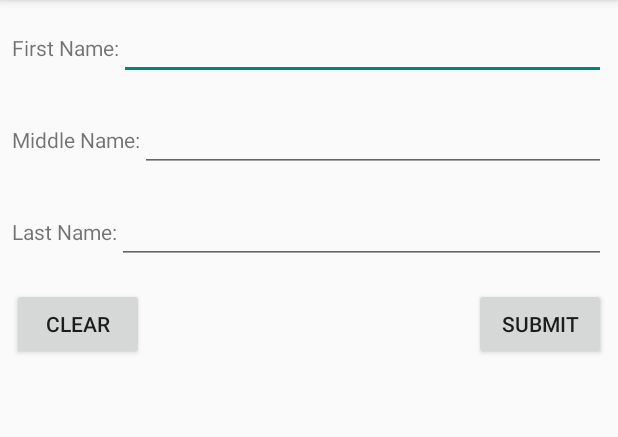
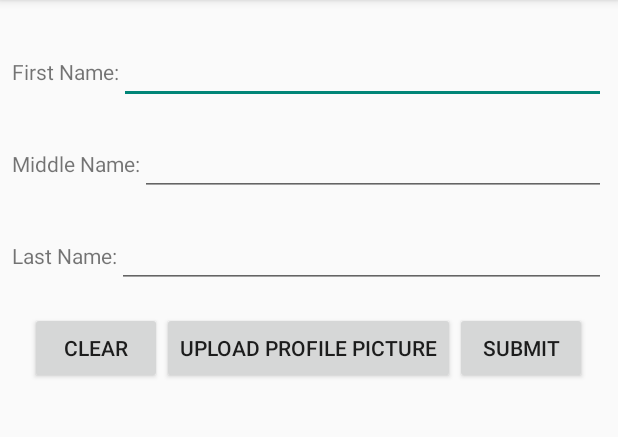
Before and after one commit to NMontella438/CS4530, an Android app: the screen it shows after launch (MainActivity), after a tap on "SUBMIT", on a phone screen of 412 x 824 dp, the part 84-521 px from its top. Run offline under Robolectric (Android 15) with nearby library versions, the phone set to English and light mode, and no system bars.

Commit message:
Added second activity and all information gathering works

```diff
--- a/app/src/main/java/com/nmontella/app1/MainActivity.kt
+++ b/app/src/main/java/com/nmontella/app1/MainActivity.kt
@@ -1,12 +1,15 @@
 package com.nmontella.app1
 
+import android.content.ActivityNotFoundException
+import android.content.Intent
+import android.graphics.Bitmap
+import android.os.Build
 import androidx.appcompat.app.AppCompatActivity
 import android.os.Bundle
-import android.text.Editable
+import android.provider.MediaStore
 import android.view.View
-import android.widget.Button
-import android.widget.EditText
-import android.widget.TextView
+import android.widget.*
+import androidx.activity.result.contract.ActivityResultContracts
 
 class MainActivity : AppCompatActivity(), View.OnClickListener {
     //Data Variables
@@ -14,19 +17,20 @@ class MainActivity : AppCompatActivity(), View.OnClickListener {
     private var firstName: String? = null
     private var midName: String? = null
     private var lastName: String? = null
+    private var nameSubmit: Boolean? = false
 
     //UI Variables
     private var buttonSubmit: Button? = null
     private var buttonClear: Button? = null
+    private var buttonPic: Button? = null
     private var etFirstName: EditText? = null
     private var etMidName: EditText? = null
     private var etLastName: EditText? = null
-    private var tvDisplay: TextView? = null
+    private var picView: ImageView? = null
     override fun onCreate(savedInstanceState: Bundle?) {
         super.onCreate(savedInstanceState)
         setContentView(R.layout.activity_main)
 
-        tvDisplay = findViewById(R.id.tv_display)
         etFirstName = findViewById(R.id.et_firstName)
         etMidName = findViewById(R.id.et_middleName)
         etLastName = findViewById(R.id.et_lastName)
@@ -35,9 +39,14 @@ class MainActivity : AppCompatActivity(), View.OnClickListener {
         buttonSubmit!!.setOnClickListener(this)
         buttonClear = findViewById(R.id.button_clear)
         buttonClear!!.setOnClickListener(this)
+        buttonPic = findViewById(R.id.button_picture)
+        buttonPic!!.setOnClickListener(this)
 
     }
 
+    override fun onRestoreInstanceState(savedInstanceState: Bundle) {
+        super.onRestoreInstanceState(savedInstanceState)
+    }
     override fun onClick(view: View) {
         when(view.id){
             R.id.button_clear -> {
@@ -46,11 +55,40 @@ class MainActivity : AppCompatActivity(), View.OnClickListener {
                 etLastName!!.setText("")
             }
             R.id.button_submit -> {
+
                 firstName = etFirstName!!.text.toString()
                 midName = etMidName!!.text.toString()
                 lastName = etLastName!!.text.toString()
+
+                if(firstName.isNullOrBlank() || lastName.isNullOrBlank()){
+                    Toast.makeText(this@MainActivity, "Enter a First and Last Name", Toast.LENGTH_SHORT).show()
+                }
+
                 fullName = firstName.plus(" ").plus(midName).plus(" ").plus(lastName)
-                tvDisplay!!.text = fullName
+                nameSubmit = true
+            }
+            R.id.button_picture -> {
+                val cameraIntent = Intent(MediaStore.ACTION_IMAGE_CAPTURE)
+                try{
+                    cameraActivity.launch(cameraIntent)
+                }catch(ex: ActivityNotFoundException){
+                    //Do error handling here
+                }
+            }
+        }
+    }
+    private val cameraActivity = registerForActivityResult(ActivityResultContracts.StartActivityForResult()){result ->
+        if(result.resultCode == RESULT_OK) {
+            picView = findViewById<View>(R.id.pictureView) as ImageView
+            //val extras = result.data!!.extras
+            //val thumbnailImage = extras!!["data"] as Bitmap?
+
+            if (Build.VERSION.SDK_INT >= 33) {
+                val thumbnailImage = result.data!!.getParcelableExtra("data", Bitmap::class.java)
+                picView!!.setImageBitmap(thumbnailImage)
+            } else {
+                val thumbnailImage = result.data!!.getParcelableExtra<Bitmap>("data")
+                picView!!.setImageBitmap(thumbnailImage)
             }
         }
     }
--- a/app/src/main/res/layout/activity_main.xml
+++ b/app/src/main/res/layout/activity_main.xml
@@ -11,6 +11,7 @@
         android:layout_width="match_parent"
         android:layout_height="wrap_content"
         android:layout_alignParentLeft="true"
+        android:layout_below="@id/image_layout"
         android:padding="8dp"
         >
         <TextView
@@ -66,7 +67,7 @@
         android:id="@+id/button_layout"
         android:layout_width="match_parent"
         android:layout_height="wrap_content"
-        android:layout_alignParentLeft="true"
+        android:gravity="center"
         android:layout_below="@id/lNameLayout"
         android:layout_margin="8dp"
         >
@@ -76,11 +77,11 @@
             android:layout_height="wrap_content"
             android:text="@string/clear"
             />
-        <Space
-            android:layout_width="0dp"
-            android:layout_height="0dp"
-            android:layout_weight="1"
-            />
+        <Button
+            android:id="@+id/button_picture"
+            android:layout_width="wrap_content"
+            android:layout_height="wrap_content"
+            android:text="Upload Profile Picture"/>
         <Button
             android:id="@+id/button_submit"
             android:layout_width="wrap_content"
@@ -90,13 +91,11 @@
     <LinearLayout
         android:layout_width="wrap_content"
         android:layout_height="wrap_content"
-        android:layout_alignParentLeft="true"
-        android:layout_below="@id/button_layout"
-        android:layout_marginTop="16dp"
-        >
-        <TextView
+        android:id="@+id/image_layout"
+        android:layout_margin="8dp">
+        <ImageView
             android:layout_width="wrap_content"
             android:layout_height="wrap_content"
-            android:id="@+id/tv_display"/>
+            android:id="@+id/pictureView"/>
     </LinearLayout>
 </RelativeLayout>
```
Also changed, not shown: app/src/main/AndroidManifest.xml (+9 -1 lines), app/src/main/java/com/nmontella/app1/DisplayActivity.kt (added, +11 -0 lines), app/src/main/res/layout/activity_display.xml (added, +17 -0 lines).
